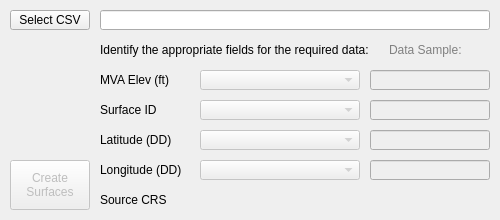
Above: mva_rtcc_dialog_base.ui from flyingbelgian/qgis-MVARTCCcreator before the change. Below: the same form after it.
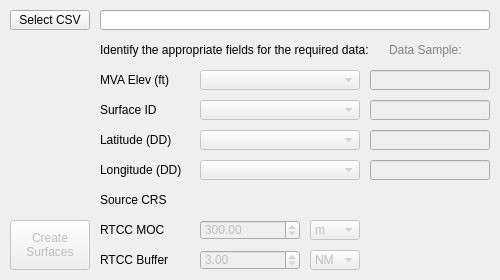
That is the form after the change. Custom widgets are drawn as their Qt base class.

Commit message:
User input for MOC and Buffer
Added user input to the UI for RTCC MOC and Buffer values, with unit conversion. RTCC layer attribute "Surface Elev (m)" now shows the correct value taking into account MOC.

The edit to the form file:
```diff
--- a/mva_rtcc_dialog_base.ui
+++ b/mva_rtcc_dialog_base.ui
@@ -7,7 +7,7 @@
     <x>0</x>
     <y>0</y>
     <width>500</width>
-    <height>220</height>
+    <height>280</height>
    </rect>
   </property>
   <property name="sizePolicy">
@@ -31,7 +31,7 @@
    <property name="geometry">
     <rect>
      <x>10</x>
-     <y>160</y>
+     <y>220</y>
      <width>80</width>
      <height>50</height>
     </rect>
@@ -296,6 +296,116 @@
     <string>Data Sample:</string>
    </property>
   </widget>
+  <widget class="QLabel" name="lblMoc">
+   <property name="geometry">
+    <rect>
+     <x>100</x>
+     <y>220</y>
+     <width>100</width>
+     <height>20</height>
+    </rect>
+   </property>
+   <property name="text">
+    <string>RTCC MOC</string>
+   </property>
+  </widget>
+  <widget class="QDoubleSpinBox" name="dsbMoc">
+   <property name="enabled">
+    <bool>false</bool>
+   </property>
+   <property name="geometry">
+    <rect>
+     <x>200</x>
+     <y>220</y>
+     <width>100</width>
+     <height>20</height>
+    </rect>
+   </property>
+   <property name="maximum">
+    <double>2000.000000000000000</double>
+   </property>
+   <property name="value">
+    <double>300.000000000000000</double>
+   </property>
+  </widget>
+  <widget class="QComboBox" name="cmbMocUnits">
+   <property name="enabled">
+    <bool>false</bool>
+   </property>
+   <property name="geometry">
+    <rect>
+     <x>310</x>
+     <y>220</y>
+     <width>50</width>
+     <height>20</height>
+    </rect>
+   </property>
+   <item>
+    <property name="text">
+     <string>m</string>
+    </property>
+   </item>
+   <item>
+    <property name="text">
+     <string>ft</string>
+    </property>
+   </item>
+  </widget>
+  <widget class="QLabel" name="lblBuffer">
+   <property name="geometry">
+    <rect>
+     <x>100</x>
+     <y>250</y>
+     <width>100</width>
+     <height>20</height>
+    </rect>
+   </property>
+   <property name="text">
+    <string>RTCC Buffer</string>
+   </property>
+  </widget>
+  <widget class="QComboBox" name="cmbBufferUnits">
+   <property name="enabled">
+    <bool>false</bool>
+   </property>
+   <property name="geometry">
+    <rect>
+     <x>310</x>
+     <y>250</y>
+     <width>50</width>
+     <height>20</height>
+    </rect>
+   </property>
+   <item>
+    <property name="text">
+     <string>NM</string>
+    </property>
+   </item>
+   <item>
+    <property name="text">
+     <string>m</string>
+    </property>
+   </item>
+  </widget>
+  <widget class="QDoubleSpinBox" name="dsbBuffer">
+   <property name="enabled">
+    <bool>false</bool>
+   </property>
+   <property name="geometry">
+    <rect>
+     <x>200</x>
+     <y>250</y>
+     <width>100</width>
+     <height>20</height>
+    </rect>
+   </property>
+   <property name="maximum">
+    <double>10000.000000000000000</double>
+   </property>
+   <property name="value">
+    <double>3.000000000000000</double>
+   </property>
+  </widget>
  </widget>
  <customwidgets>
   <customwidget>
```
The commit also changes 5 other files.
